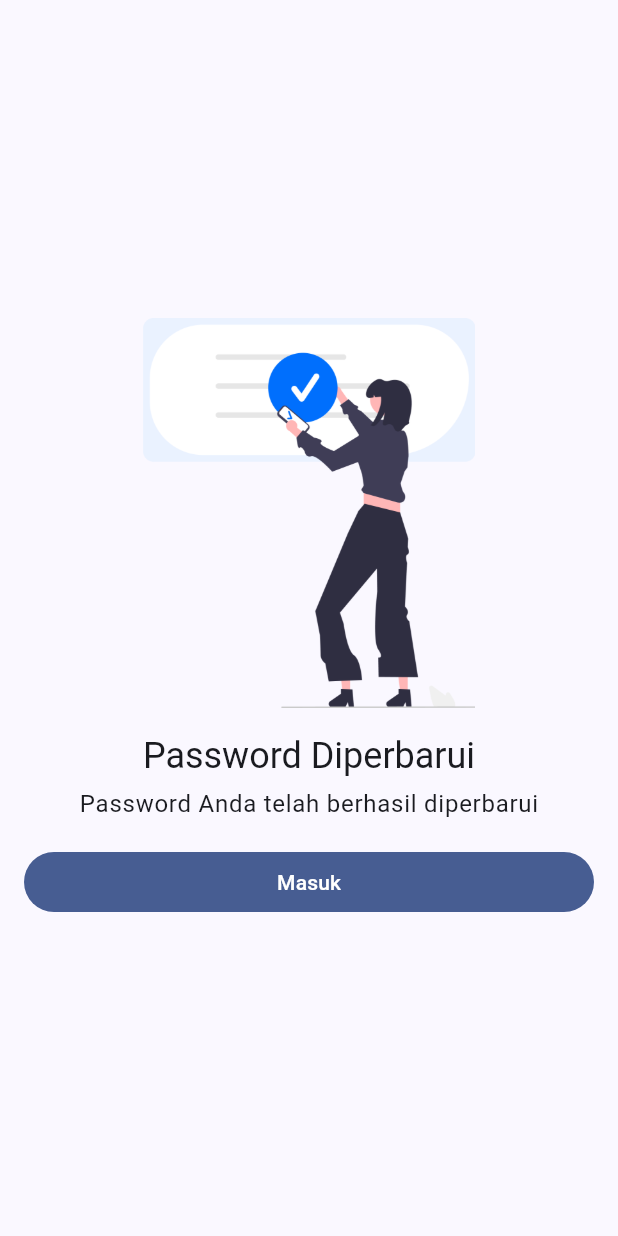
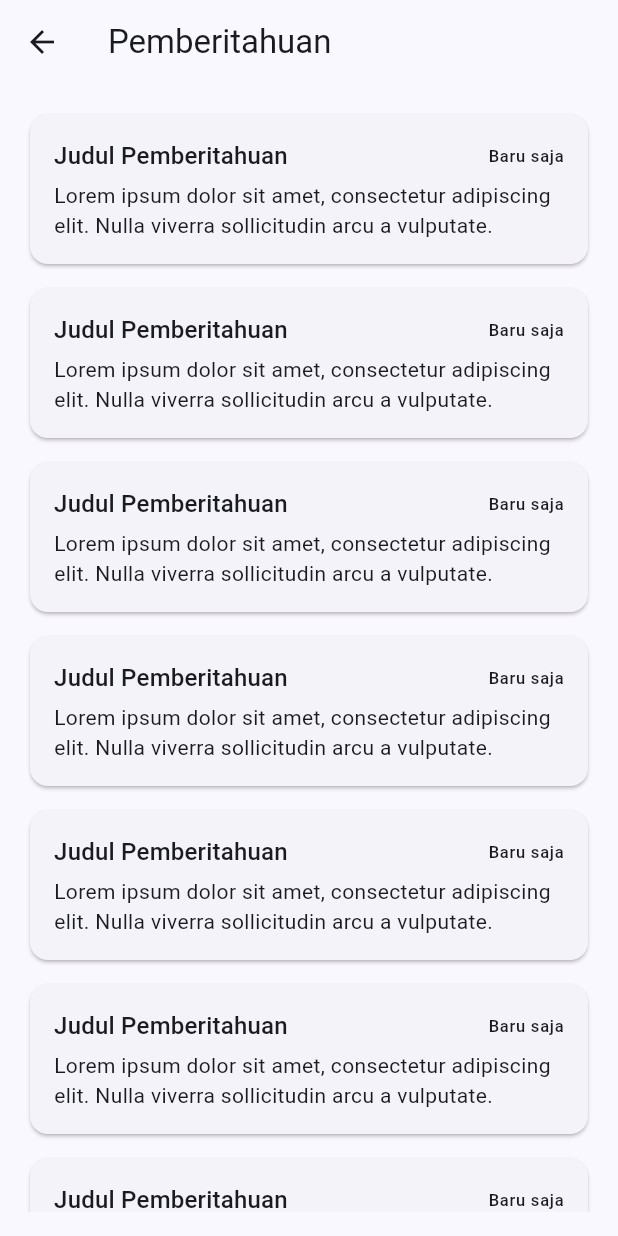
Before and after one commit to Rajar01/sidul, a Flutter app: the screen it shows after launch, on a phone screen of 412 x 824 dp. Run offline on Flutter 3.47's test engine with Material 3 defaults, Android fonts, the phone set to English and light mode, and no system bars; our stand-ins replace flutter_riverpod, freezed_annotation, riverpod_annotation; missing offline and left inert: flutter_verification_code; generated files the repository leaves out were written again.

Commit message:
feat: add notification screen ui

```diff
--- /dev/null
+++ b/lib/features/notification/screens/notification_screen.dart
@@ -0,0 +1,85 @@
+import 'package:flutter/material.dart';
+
+class NotificationScreen extends StatefulWidget {
+  const NotificationScreen({super.key});
+
+  @override
+  State<NotificationScreen> createState() => _NotificationScreenState();
+}
+
+class _NotificationScreenState extends State<NotificationScreen> {
+  final isHaveNotification = true;
+
+  @override
+  Widget build(BuildContext context) {
+    final theme = Theme.of(context);
+
+    return Scaffold(
+      appBar: AppBar(
+        leading: const BackButtonIcon(),
+        title: const Text("Pemberitahuan"),
+      ),
+      body: Padding(
+        padding: const EdgeInsets.all(16),
+        child: isHaveNotification
+            ? ListView.separated(
+                itemCount: 10,
+                separatorBuilder: (context, index) => const SizedBox(height: 8),
+                itemBuilder: (context, index) => GestureDetector(
+                  onTap: () {},
+                  child: Card(
+                    child: Padding(
+                      padding: const EdgeInsets.all(16),
+                      child: Column(
+                        children: [
+                          Row(
+                            mainAxisAlignment: MainAxisAlignment.spaceBetween,
+                            children: [
+                              Text(
+                                "Judul Pemberitahuan",
+                                style: theme.textTheme.titleMedium,
+                              ),
+                              Text(
+                                "Baru saja",
+                                style: theme.textTheme.labelSmall,
+                              ),
+                            ],
+                          ),
+                          const SizedBox(height: 4),
+                          Text(
+                            "Lorem ipsum dolor sit amet, consectetur adipiscing elit. "
+                            "Nulla viverra sollicitudin arcu a vulputate.",
+                            style: theme.textTheme.bodyMedium,
+                          ),
+                        ],
+                      ),
+                    ),
+                  ),
+                ),
+              )
+            : Column(
+                mainAxisAlignment: MainAxisAlignment.center,
+                children: [
+                  Image.asset(
+                    "assets/images/blank_notification.png",
+                    width: 260,
+                    height: 168,
+                  ),
+                  const SizedBox(height: 16),
+                  Text(
+                    "Kosong",
+                    style: theme.textTheme.headlineSmall,
+                    textAlign: TextAlign.center,
+                  ),
+                  const SizedBox(height: 4),
+                  Text(
+                    "Anda tidak mendapat pemberitahuan apa pun saat ini",
+                    style: theme.textTheme.bodyMedium,
+                    textAlign: TextAlign.center,
+                  ),
+                ],
+              ),
+      ),
+    );
+  }
+}
--- a/lib/main.dart
+++ b/lib/main.dart
@@ -10,6 +10,7 @@ import 'package:sidul/features/auth/screens/register_screen.dart';
 import 'package:sidul/features/auth/screens/role_selection_screen.dart';
 import 'package:sidul/features/auth/screens/success_create_account_screen.dart';
 import 'package:sidul/features/auth/screens/success_create_new_password_screen.dart';
+import 'package:sidul/features/notification/screens/notification_screen.dart';
 
 void main() {
   runApp(const ProviderScope(child: MyApp()));
@@ -30,7 +31,7 @@ class MyApp extends StatelessWidget {
         useMaterial3: true,
       ),
       home: const SafeArea(
-        child: SuccessCreateNewPasswordScreen(),
+        child: NotificationScreen(),
       ),
     );
   }
```
Also changed, not shown: assets/images/blank_notification.png (added).
